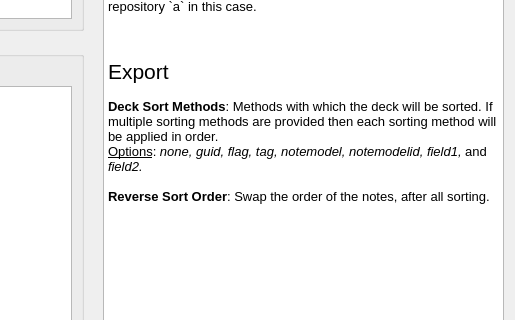
First picture: the form in ui_files/config.ui, repository Stvad/CrowdAnki, before the edit; both pictures show x 328 to 843 and y 327 to 647 of the 843 by 749 pixel window.
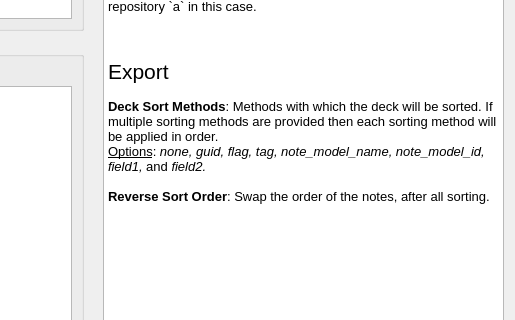
Second picture: the form after the edit.

Patch:
```diff
--- a/ui_files/config.ui
+++ b/ui_files/config.ui
@@ -118,7 +118,7 @@
 &lt;p style=&quot; margin-top:0px; margin-bottom:0px; margin-left:0px; margin-right:0px; -qt-block-indent:0; text-indent:0px;&quot;&gt;&lt;span style=&quot; font-size:16pt;&quot;&gt;Export&lt;/span&gt;&lt;/p&gt;
 &lt;p style=&quot;-qt-paragraph-type:empty; margin-top:0px; margin-bottom:0px; margin-left:0px; margin-right:0px; -qt-block-indent:0; text-indent:0px;&quot;&gt;&lt;br /&gt;&lt;/p&gt;
 &lt;p style=&quot; margin-top:0px; margin-bottom:0px; margin-left:0px; margin-right:0px; -qt-block-indent:0; text-indent:0px;&quot;&gt;&lt;span style=&quot; font-weight:600;&quot;&gt;Deck Sort Methods&lt;/span&gt;: Methods with which the deck will be sorted. If multiple sorting methods are provided then each sorting method will be applied in order.&lt;/p&gt;
-&lt;p style=&quot; margin-top:0px; margin-bottom:0px; margin-left:0px; margin-right:0px; -qt-block-indent:0; text-indent:0px;&quot;&gt;&lt;span style=&quot; text-decoration: underline;&quot;&gt;Options&lt;/span&gt;: &lt;span style=&quot; font-style:italic;&quot;&gt;none, guid, flag, tag, notemodel, notemodelid, field1, &lt;/span&gt;and&lt;span style=&quot; font-style:italic;&quot;&gt; field2.&lt;/span&gt;&lt;/p&gt;
+&lt;p style=&quot; margin-top:0px; margin-bottom:0px; margin-left:0px; margin-right:0px; -qt-block-indent:0; text-indent:0px;&quot;&gt;&lt;span style=&quot; text-decoration: underline;&quot;&gt;Options&lt;/span&gt;: &lt;span style=&quot; font-style:italic;&quot;&gt;none, guid, flag, tag, note_model_name, note_model_id, field1, &lt;/span&gt;and&lt;span style=&quot; font-style:italic;&quot;&gt; field2.&lt;/span&gt;&lt;/p&gt;
 &lt;p style=&quot;-qt-paragraph-type:empty; margin-top:0px; margin-bottom:0px; margin-left:0px; margin-right:0px; -qt-block-indent:0; text-indent:0px;&quot;&gt;&lt;br /&gt;&lt;/p&gt;
 &lt;p style=&quot; margin-top:0px; margin-bottom:0px; margin-left:0px; margin-right:0px; -qt-block-indent:0; text-indent:0px;&quot;&gt;&lt;span style=&quot; font-weight:600;&quot;&gt;Reverse Sort Order&lt;/span&gt;: Swap the order of the notes, after all sorting.&lt;/p&gt;&lt;/body&gt;&lt;/html&gt;</string>
        </property>
```
Left out of the diff: 2 changed lines with no effect on the pictures.
